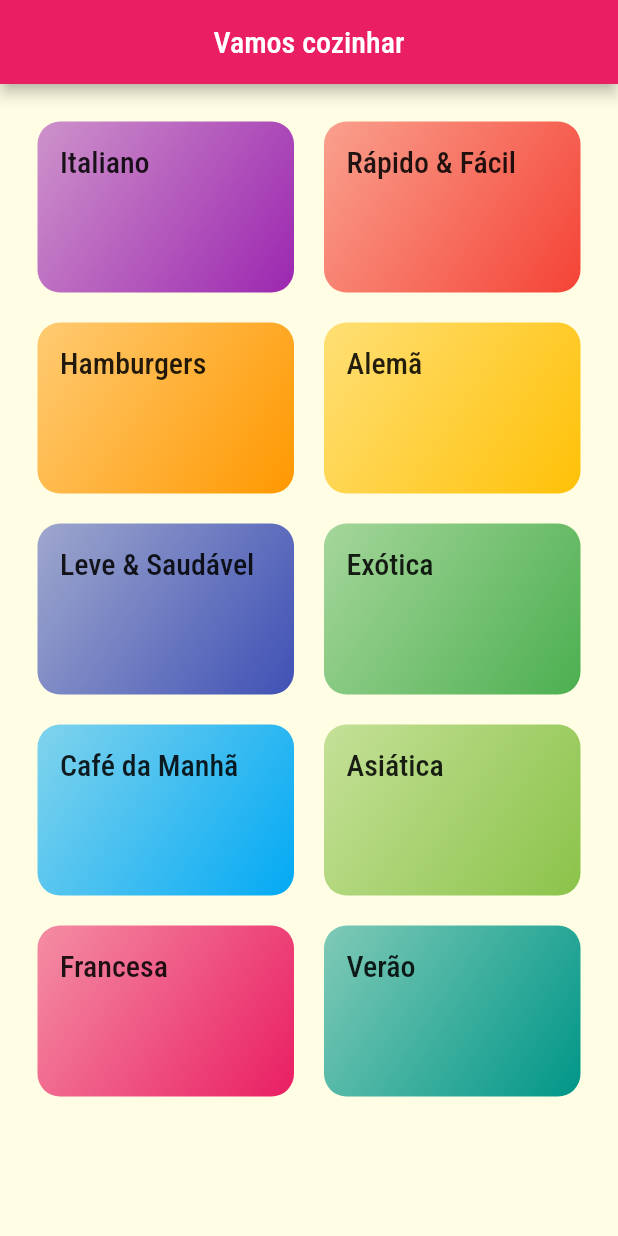
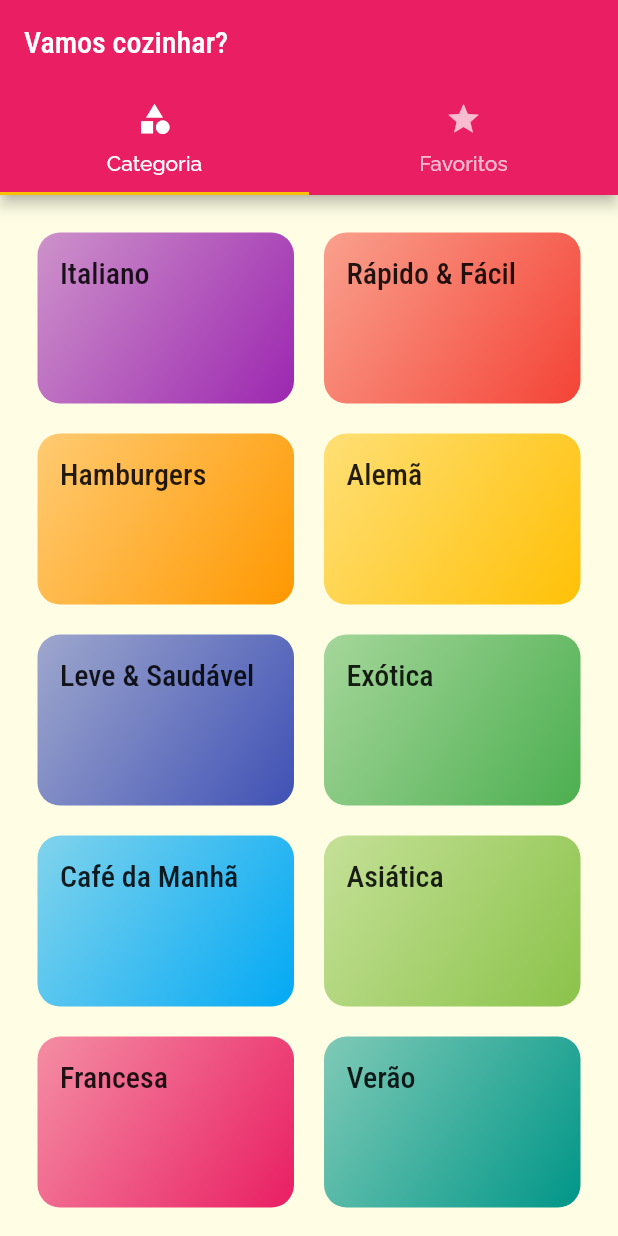
Before and after one commit to LucasMLara/Meals, a Flutter app: the screen it shows after launch, on a phone screen of 412 x 824 dp. Run offline on Flutter 3.47's test engine with Material 2 defaults, Android fonts, the phone set to English and light mode, and no system bars.

```diff
--- a/lib/main.dart
+++ b/lib/main.dart
@@ -3,6 +3,7 @@ import './screens/categories_screen.dart';
 import './screens/categories_meals_screen.dart';
 import './screens/meal_detail_screen.dart';
 import './utils/app-routes.dart';
+import './screens/tabs_screen.dart';
 
 void main() => runApp(const MyApp());
 
@@ -32,7 +33,7 @@ class MyApp extends StatelessWidget {
               ),
             ),
       ),
-      home: const CategoriesScreen(),
+      home: const TabsScreen(),
     );
   }
 }
--- a/lib/screens/categories_screen.dart
+++ b/lib/screens/categories_screen.dart
@@ -7,12 +7,7 @@ class CategoriesScreen extends StatelessWidget {
 
   @override
   Widget build(BuildContext context) {
-    return Scaffold(
-      appBar: AppBar(
-        title: const Text('Vamos cozinhar'),
-        centerTitle: true,
-      ),
-      body: GridView(
+    return GridView(
       padding: EdgeInsets.all(25),
       gridDelegate: const SliverGridDelegateWithMaxCrossAxisExtent(
           maxCrossAxisExtent: 200,
@@ -21,7 +16,6 @@ class CategoriesScreen extends StatelessWidget {
           mainAxisSpacing: 20),
       children:
           DUMMY_CATEGORIES.map((cat) => CategoryItem(category: cat)).toList(),
-      ),
     );
   }
 }
--- /dev/null
+++ b/lib/screens/favorite_screen.dart
@@ -0,0 +1,12 @@
+import 'package:flutter/cupertino.dart';
+
+class FavoriteScreen extends StatelessWidget {
+  const FavoriteScreen({super.key});
+
+  @override
+  Widget build(BuildContext context) {
+    return const Center(
+      child: Text('Minhas refeições favoritas'),
+    );
+  }
+}
--- /dev/null
+++ b/lib/screens/tabs_screen.dart
@@ -0,0 +1,33 @@
+import 'package:flutter/material.dart';
+import 'categories_screen.dart';
+import 'favorite_screen.dart';
+
+class TabsScreen extends StatelessWidget {
+  const TabsScreen({super.key});
+
+  @override
+  Widget build(BuildContext context) {
+    return DefaultTabController(
+      length: 2,
+      child: Scaffold(
+        appBar: AppBar(
+          title: const Text('Vamos cozinhar?'),
+          bottom: const TabBar(
+            tabs: [
+              Tab(
+                icon: Icon(Icons.category),
+                text: 'Categoria',
+              ),
+              Tab(
+                icon: Icon(Icons.star),
+                text: 'Favoritos',
+              )
+            ],
+          ),
+        ),
+        body:
+            const TabBarView(children: [CategoriesScreen(), FavoriteScreen()]),
+      ),
+    );
+  }
+}
```
Lines whose indentation alone changed are shown as unchanged.
